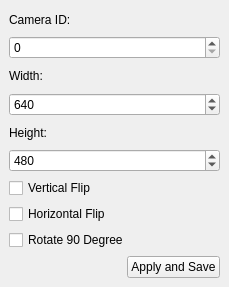
Old version of the form FoxyFace/src/ui/qtcreator/CameraSettings.ui in the repository Jeka8833/FoxyFace.
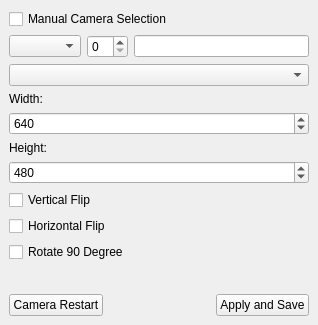
New version of the form.

Commit message: Add camera names

Diff of the .ui file:
```diff
--- a/FoxyFace/src/ui/qtcreator/CameraSettings.ui
+++ b/FoxyFace/src/ui/qtcreator/CameraSettings.ui
@@ -6,8 +6,8 @@
    <rect>
     <x>0</x>
     <y>0</y>
-    <width>229</width>
-    <height>287</height>
+    <width>318</width>
+    <height>325</height>
    </rect>
   </property>
   <property name="windowTitle">
@@ -16,14 +16,41 @@
   <widget class="QWidget" name="centralwidget">
    <layout class="QVBoxLayout" name="verticalLayout">
     <item>
-     <widget class="QLabel" name="camera_id_lbl">
+     <widget class="QCheckBox" name="manual_mode_cb">
       <property name="text">
-       <string>Camera ID:</string>
+       <string>Manual Camera Selection</string>
       </property>
      </widget>
     </item>
     <item>
-     <widget class="QSpinBox" name="camera_id_sp"/>
+     <widget class="QWidget" name="manual_camera_widget" native="true">
+      <layout class="QHBoxLayout" name="horizontalLayout">
+       <property name="leftMargin">
+        <number>0</number>
+       </property>
+       <property name="topMargin">
+        <number>0</number>
+       </property>
+       <property name="rightMargin">
+        <number>0</number>
+       </property>
+       <property name="bottomMargin">
+        <number>0</number>
+       </property>
+       <item>
+        <widget class="QComboBox" name="manual_backend_cb"/>
+       </item>
+       <item>
+        <widget class="QSpinBox" name="manual_index_sb"/>
+       </item>
+       <item>
+        <widget class="QLineEdit" name="manual_index_le"/>
+       </item>
+      </layout>
+     </widget>
+    </item>
+    <item>
+     <widget class="QComboBox" name="available_cameras_cb"/>
     </item>
     <item>
      <widget class="QLabel" name="width_lbl">
@@ -92,8 +119,28 @@
       </property>
      </widget>
     </item>
+    <item>
+     <spacer name="verticalSpacer">
+      <property name="orientation">
+       <enum>Qt::Orientation::Vertical</enum>
+      </property>
+      <property name="sizeHint" stdset="0">
+       <size>
+        <width>20</width>
+        <height>40</height>
+       </size>
+      </property>
+     </spacer>
+    </item>
     <item>
      <layout class="QHBoxLayout" name="bottom_buttons">
+      <item>
+       <widget class="QPushButton" name="camera_restart_btn">
+        <property name="text">
+         <string>Camera Restart</string>
+        </property>
+       </widget>
+      </item>
       <item>
        <spacer name="horizontalSpacer">
         <property name="orientation">
```
Left out of the diff: 35 changed lines with no effect on the pictures. The commit also changes 7 other files.
